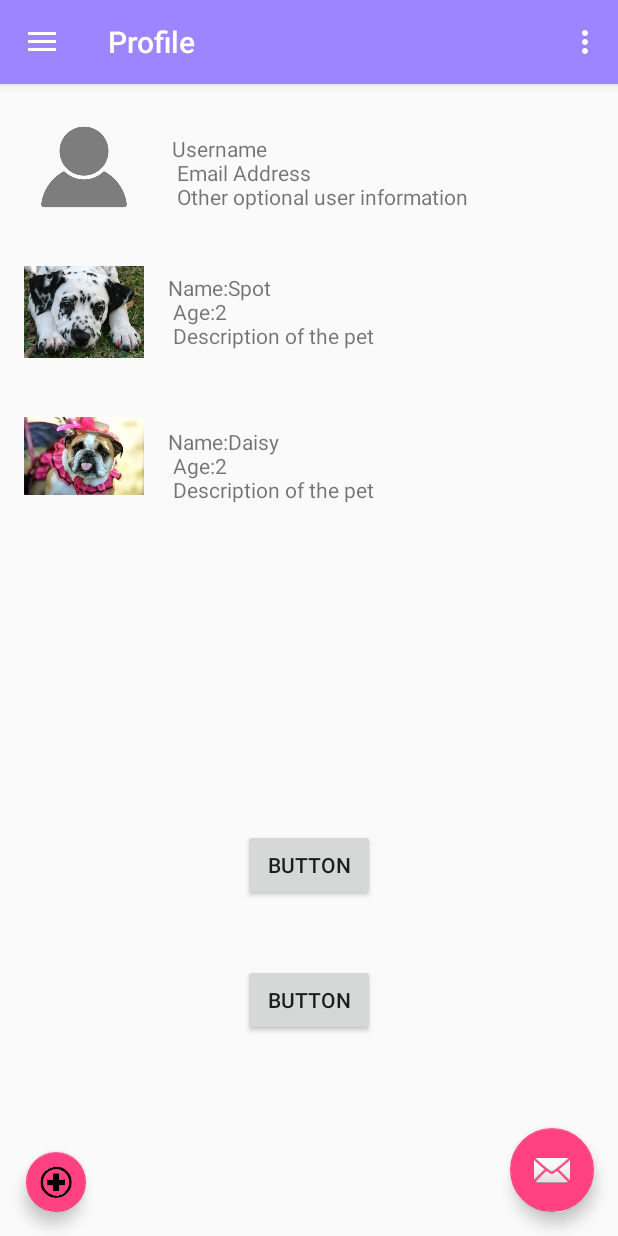
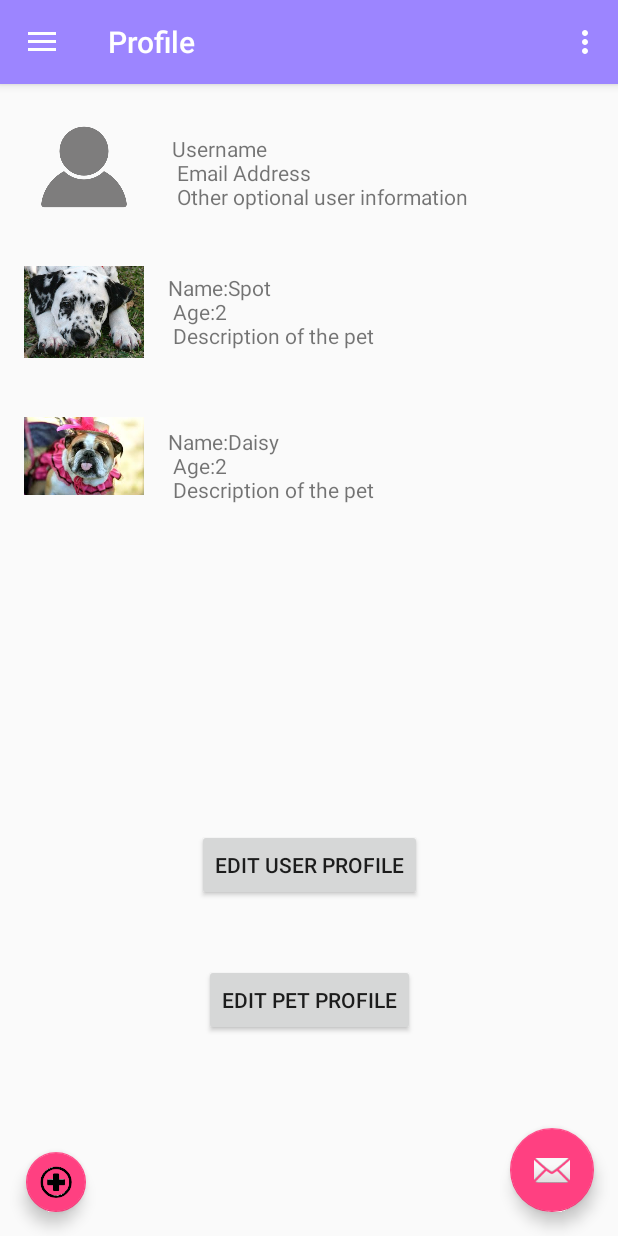
Before and after one commit to JMiller139/MyPetApplication, an Android app: the UserProfileActivity screen opened directly, with no data from a screen before it, in the side drawer, after a tap on "Profile", on a phone screen of 412 x 824 dp. Run offline under Robolectric (Android 15) with nearby library versions, the phone set to English and light mode, and no system bars; our stand-ins replace Volley; network calls fail.

Commit message:
Updated edit profile and labeled buttons in profile and fix a few warnings

```diff
--- a/app/src/main/java/com/example/jona1/mypet/EditProfileActivity.java
+++ b/app/src/main/java/com/example/jona1/mypet/EditProfileActivity.java
@@ -1,36 +1,90 @@
 package com.example.jona1.mypet;
 
+import android.os.Bundle;
 import android.support.v7.app.AppCompatActivity;
-import android.os.Bundle;
+import android.util.Log;
 import android.view.View;
-import android.widget.*;
-import android.util.Log;
+import android.widget.Button;
+import android.widget.EditText;
+
+import com.android.volley.Request;
+import com.android.volley.Response;
+import com.android.volley.VolleyError;
+import com.android.volley.toolbox.StringRequest;
+
+import org.json.JSONArray;
+import org.json.JSONException;
+import org.json.JSONObject;
+
+import static com.example.jona1.mypet.R.id.changeAddress;
+import static com.example.jona1.mypet.R.id.changeEmail;
+import static com.example.jona1.mypet.R.id.changeFName;
+import static com.example.jona1.mypet.R.id.changeLName;
 
 
 public class EditProfileActivity extends AppCompatActivity implements View.OnClickListener{
 
-    private Button buttonRegister;
     private String fname;
     private String lname;
     private String address;
     private String email;
+    private String userId;
 
-    private static String TAG = "testingMessage";
 
+    private final String TAG = "test";
+
+    private static final String GET_USER_INFO_URL = "https://php.radford.edu/~team04/userRegistration/getUserInfo.php?user_id=1";
 
     @Override
     protected void onCreate(Bundle savedInstanceState) {
         super.onCreate(savedInstanceState);
         setContentView(R.layout.activity_edit_profile);
-        buttonRegister = (Button) findViewById(R.id.saveChangesButton);
+        Button buttonRegister = (Button) findViewById(R.id.saveChangesButton);
+        buttonRegister.setOnClickListener(this);
+        StringRequest stringRequest = new StringRequest(Request.Method.GET, GET_USER_INFO_URL,
+                new Response.Listener<String>() {
+                    @Override
+                    public void onResponse(String response) {
+                        try {
+                            JSONObject ro = new JSONObject(response);
+                            JSONArray ra = ro.getJSONArray("result");
+                            JSONObject userData = ra.getJSONObject(0);
+                            userId = userData.getString("user_id");
+                            fname = userData.getString("fname");
+                            lname = userData.getString("lname");
+                            address = userData.getString("address");
+                            email = userData.getString("email");
 
-        buttonRegister.setOnClickListener(this);
+                            EditText changeFname = (EditText) findViewById(changeFName);
+                            changeFname.setText(fname);
+
+                            EditText changeLname = (EditText) findViewById(changeLName);
+                            changeLname.setText(lname);
+
+                            EditText changeADDress = (EditText) findViewById(changeAddress);
+                            changeADDress.setText(address);
+
+                            EditText changeEMAIL = (EditText) findViewById(changeEmail);
+                            changeEMAIL.setText(email);
+
+
+                        }catch (JSONException ignored){
+
+                        }
+                    }
+                },
+                new Response.ErrorListener() {
+                    @Override
+                    public void onErrorResponse(VolleyError error) {
+                        Log.i(TAG,"error");
+                    }
+                });
+
+        MySingleton.getInstance(this).addToRequestQueue(stringRequest);
     }
 
     @Override
     public void onClick(View v) {
-        if(v == buttonRegister){
 
-        }
     }
 }
--- a/app/src/main/java/com/example/jona1/mypet/RegisterAccountActivity.java
+++ b/app/src/main/java/com/example/jona1/mypet/RegisterAccountActivity.java
@@ -108,4 +108,7 @@ public class RegisterAccountActivity extends AppCompatActivity implements View.O
         RegisterUser ru = new RegisterUser();
         ru.execute(fname,lname,address,username,password,email);
     }
+
+    public void onCreateAccountClick(View view) {
+    }
 }
--- a/app/src/main/res/layout/activity_maps.xml
+++ b/app/src/main/res/layout/activity_maps.xml
@@ -1,8 +1,8 @@
 <?xml version="1.0" encoding="utf-8"?>
 <LinearLayout xmlns:android="http://schemas.android.com/apk/res/android"
-    xmlns:app="http://schemas.android.com/apk/res-auto"
     xmlns:tools="http://schemas.android.com/tools"
-    android:orientation="vertical" android:layout_width="match_parent"
+    android:orientation="vertical"
+    android:layout_width="match_parent"
     android:layout_height="match_parent">
 
 
--- a/app/src/main/res/layout/content_user_profile.xml
+++ b/app/src/main/res/layout/content_user_profile.xml
@@ -16,7 +16,8 @@
         android:layout_marginTop="16dp"
         app:layout_constraintLeft_toLeftOf="parent"
         app:layout_constraintTop_toTopOf="parent"
-        app:srcCompat="@drawable/iconprofile" />
+        app:srcCompat="@drawable/iconprofile"
+        tools:ignore="ContentDescription,RtlHardcoded" />
 
     <TextView
         android:id="@+id/usernameTextView"
@@ -39,7 +40,8 @@
         android:layout_marginTop="16dp"
         app:layout_constraintLeft_toLeftOf="parent"
         app:layout_constraintTop_toBottomOf="@+id/userProfilePicture"
-        app:srcCompat="@drawable/spot" />
+        app:srcCompat="@drawable/spot"
+        tools:ignore="ContentDescription,RtlHardcoded" />
 
     <TextView
         android:id="@+id/petOneName"
@@ -65,7 +67,8 @@
         app:srcCompat="@drawable/daisy"
         app:layout_constraintBottom_toBottomOf="parent"
         android:layout_marginBottom="16dp"
-        app:layout_constraintVertical_bias="0.0" />
+        app:layout_constraintVertical_bias="0.0"
+        tools:ignore="ContentDescription,RtlHardcoded" />
 
     <TextView
         android:id="@+id/petTwoName"
@@ -100,7 +103,8 @@
         app:layout_constraintRight_toRightOf="parent"
         app:layout_constraintTop_toTopOf="parent"
         app:layout_constraintVertical_bias="1.0"
-        app:srcCompat="@drawable/plus" />
+        app:srcCompat="@drawable/plus"
+        tools:ignore="RtlHardcoded" />
 
     <Button
         android:id="@+id/button2"
@@ -111,12 +115,13 @@
         android:layout_marginRight="8dp"
         android:layout_marginTop="25dp"
         android:onClick="addEditUser"
-        android:text="Button"
+        android:text="Edit User Profile"
         app:layout_constraintBottom_toBottomOf="parent"
         app:layout_constraintLeft_toLeftOf="parent"
         app:layout_constraintRight_toRightOf="parent"
         app:layout_constraintTop_toTopOf="parent"
-        app:layout_constraintVertical_bias="0.686" />
+        app:layout_constraintVertical_bias="0.686"
+        tools:ignore="HardcodedText" />
 
     <Button
         android:id="@+id/button3"
@@ -127,11 +132,12 @@
         android:layout_marginRight="8dp"
         android:layout_marginTop="8dp"
         android:onClick="editPet"
-        android:text="Button"
+        android:text="Edit Pet Profile"
         app:layout_constraintBottom_toBottomOf="parent"
         app:layout_constraintLeft_toLeftOf="parent"
         app:layout_constraintRight_toRightOf="parent"
         app:layout_constraintTop_toBottomOf="@+id/button2"
-        app:layout_constraintVertical_bias="0.215" />
+        app:layout_constraintVertical_bias="0.215"
+        tools:ignore="HardcodedText" />
 
 </android.support.constraint.ConstraintLayout>
--- a/app/src/main/res/layout/nav_header_main_screen.xml
+++ b/app/src/main/res/layout/nav_header_main_screen.xml
@@ -23,13 +23,13 @@
         android:layout_width="match_parent"
         android:layout_height="wrap_content"
         android:paddingTop="@dimen/nav_header_vertical_spacing"
-        android:text="Android Studio"
+        android:text="@string/android_studio2"
         android:textAppearance="@style/TextAppearance.AppCompat.Body1" />
 
     <TextView
         android:id="@+id/textView"
         android:layout_width="wrap_content"
         android:layout_height="wrap_content"
-        android:text="android.studio@android.com" />
+        android:text="@string/android_studio_android_com2" />
 
 </LinearLayout>
--- a/app/src/main/res/values/strings.xml
+++ b/app/src/main/res/values/strings.xml
@@ -148,4 +148,8 @@
     <string name="name4">Name</string>
     <string name="name5">Name</string>
     <string name="lostSwitchText">Mark Your Pet As Lost</string>
+    <string name="android_studio">Android Studio</string>
+    <string name="android_studio_android_com">android.studio@android.com</string>
+    <string name="android_studio2">Android Studio</string>
+    <string name="android_studio_android_com2">android.studio@android.com</string>
 </resources>
```
Also changed, not shown: app/src/main/res/layout/nav_header_user_profile.xml (+4 -3 lines).
